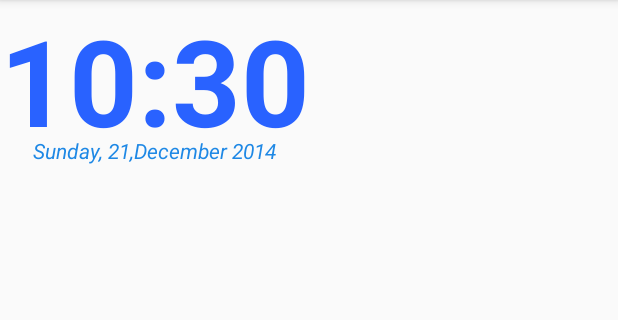
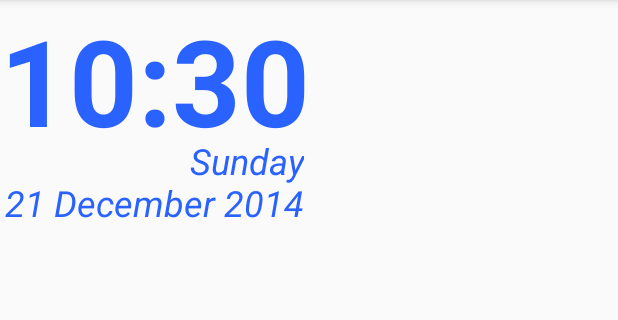
Before and after one commit to max314/CarDashboard, an Android app: the fragment ClockFragment shown on its own in the app's theme, on a phone screen of 412 x 824 dp, the part 84-404 px from its top. Run offline under Robolectric (Android 15) with nearby library versions, the phone set to English and light mode, and no system bars; our stand-ins replace ButterKnife.

Commit message:
Часы дата не читаемая нужно больше

```diff
--- a/app/src/main/java/ru/max314/cardashboard/view/ClockFragment.java
+++ b/app/src/main/java/ru/max314/cardashboard/view/ClockFragment.java
@@ -55,7 +55,7 @@ public class ClockFragment extends Fragment {
 
         Date date = new Date();
         SimpleDateFormat sf;
-        sf = new SimpleDateFormat("EEEE, dd,LLLL yyyy");
+        sf = new SimpleDateFormat("EEEE\ndd LLLL yyyy");
         String buff;
         buff = sf.format(date);
         frClockDate.setText(buff);
--- a/app/src/main/res/layout/fragment_clock.xml
+++ b/app/src/main/res/layout/fragment_clock.xml
@@ -16,12 +16,15 @@
         android:text="10:10"
         />
     <TextView
-        style="@style/SpeedSpeedLabel"
+        style="@style/SpeedSpeenData"
         android:id="@+id/frClockDate"
         android:layout_width="wrap_content"
         android:layout_height="wrap_content"
         android:layout_gravity="center"
+        android:gravity="right"
         android:textStyle="italic"
-        android:text="понедельник 12.12.2014"
+        android:textSize="24dp"
+        android:lines="2"
+        android:text="понедельник\n 21 декабрь 2014"
         android:layout_marginTop="-16dp"/>
 </LinearLayout>
```
